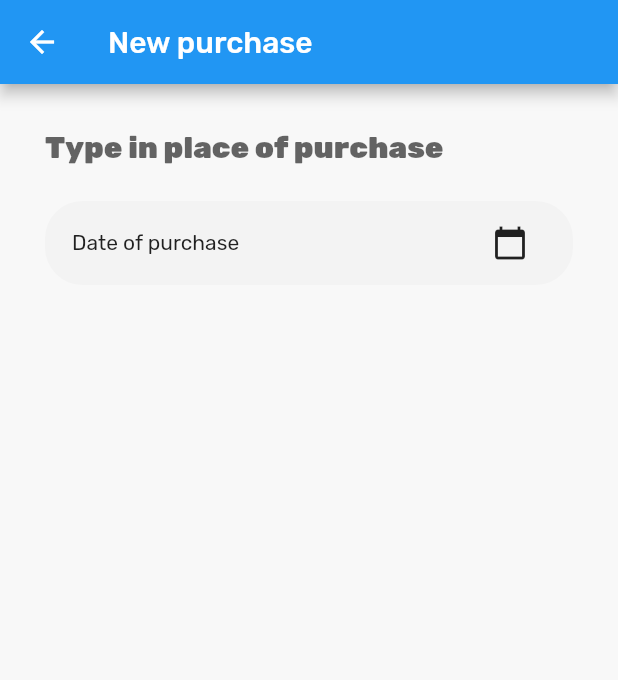
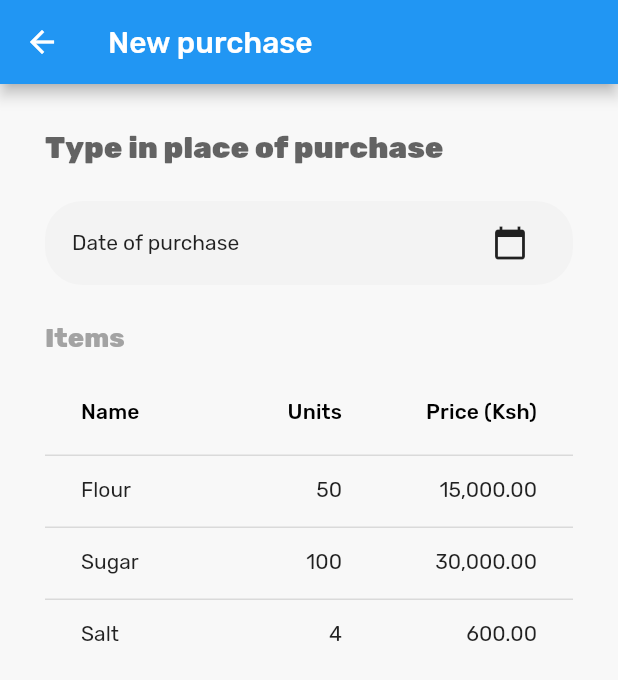
Before and after one commit to sanjeevbishnoi/shilingi, a Flutter app: the NewPurchasePage screen opened by its route, on a phone screen of 412 x 824 dp. Shown: the top 680 px of the screen. Run offline on Flutter 3.47's test engine with Material 2 defaults, Android fonts, the phone set to English and light mode, and no system bars; our stand-ins replace flutter_datetime_picker, google_fonts.

Commit message:
show items table

```diff
--- a/app-flutter/lib/src/models/model.dart
+++ b/app-flutter/lib/src/models/model.dart
@@ -6,13 +6,15 @@ class PurchaseItem {
   final double pricePerUnit;
   final Item item;
 
-  PurchaseItem(
+  const PurchaseItem(
       {required this.quantity,
       required this.quantityType,
       required this.units,
       this.brand,
       required this.pricePerUnit,
       required this.item});
+
+  double get total => units * pricePerUnit;
 }
 
 class Item {
--- a/app-flutter/lib/src/pages/new_purchase.dart
+++ b/app-flutter/lib/src/pages/new_purchase.dart
@@ -3,6 +3,10 @@ import 'package:flutter/material.dart';
 import 'package:google_fonts/google_fonts.dart';
 import 'package:flutter_datetime_picker/flutter_datetime_picker.dart';
 import 'package:intl/intl.dart';
+
+import '../models/model.dart';
+
+var f = NumberFormat('#,##0.00', 'en_US');
 
 class NewPurchasePage extends StatefulWidget {
   const NewPurchasePage([Key? key]) : super(key: key);
@@ -53,6 +57,8 @@ class _BodyState extends State<_Body> {
               color: const Color(0xFFF3F3F3),
               borderRadius: BorderRadius.circular(25.0),
             ),
+            child: GestureDetector(
+              onTap: _showDatePicker,
               child: Padding(
                 padding:
                     const EdgeInsets.symmetric(vertical: 4.0, horizontal: 18.0),
@@ -61,16 +67,39 @@ class _BodyState extends State<_Body> {
                     Expanded(child: Text(_dateString())),
                     IconButton(
                         onPressed: () {
-                        DatePicker.showDatePicker(context, onConfirm: (dt) {
-                          setState(() {
-                            _date = dt;
-                          });
-                        });
+                          _showDatePicker();
                         },
                         icon: const Icon(Icons.calendar_today)),
                   ],
                 ),
               ),
+            ),
+          ),
+          const SizedBox(height: 24.0),
+          const _Items(
+            items: [
+              PurchaseItem(
+                quantity: 100,
+                quantityType: 'grams',
+                units: 50,
+                pricePerUnit: 300,
+                item: Item(name: 'Flour'),
+              ),
+              PurchaseItem(
+                quantity: 100,
+                quantityType: 'grams',
+                units: 100,
+                pricePerUnit: 300,
+                item: Item(name: "Sugar"),
+              ),
+              PurchaseItem(
+                quantity: 100,
+                quantityType: 'grams',
+                units: 4,
+                pricePerUnit: 150,
+                item: Item(name: "Salt"),
+              ),
+            ],
           ),
         ],
       ),
@@ -82,4 +111,51 @@ class _BodyState extends State<_Body> {
         ? DateFormat("EEE, MMM d, ''yy'").format(_date!)
         : 'Date of purchase';
   }
+
+  void _showDatePicker() {
+    DatePicker.showDatePicker(context, onConfirm: (dt) {
+      setState(() {
+        _date = dt;
+      });
+    });
   }
+}
+
+class _Items extends StatelessWidget {
+  final List<PurchaseItem> items;
+
+  const _Items({required this.items, Key? key}) : super(key: key);
+
+  @override
+  Widget build(BuildContext context) {
+    return Column(
+      crossAxisAlignment: CrossAxisAlignment.start,
+      children: [
+        const Text(
+          'Items',
+          style: TextStyle(
+            color: Color(0xFFA3A3A3),
+            fontSize: 18.0,
+            fontWeight: FontWeight.w800,
+          ),
+        ),
+        const SizedBox(height: 12.0),
+        DataTable(
+          columns: const [
+            DataColumn(label: Text('Name')),
+            DataColumn(label: Text('Units'), numeric: true),
+            DataColumn(label: Text('Price (Ksh)'), numeric: true),
+          ],
+          rows: [
+            for (var item in items)
+              DataRow(cells: [
+                DataCell(Text(item.item.name)),
+                DataCell(Text(item.units.toString())),
+                DataCell(Text(f.format(item.total))),
+              ]),
+          ],
+        ),
+      ],
+    );
+  }
+}
```
Lines whose indentation alone changed are shown as unchanged.
